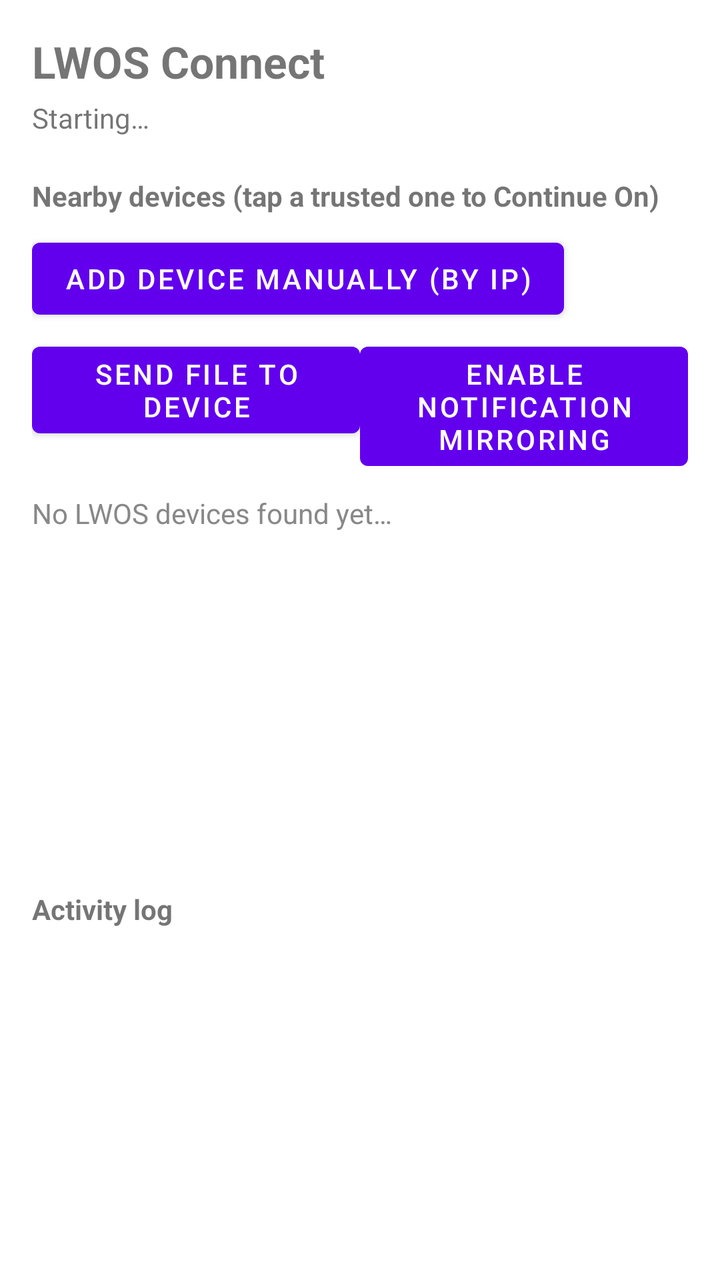
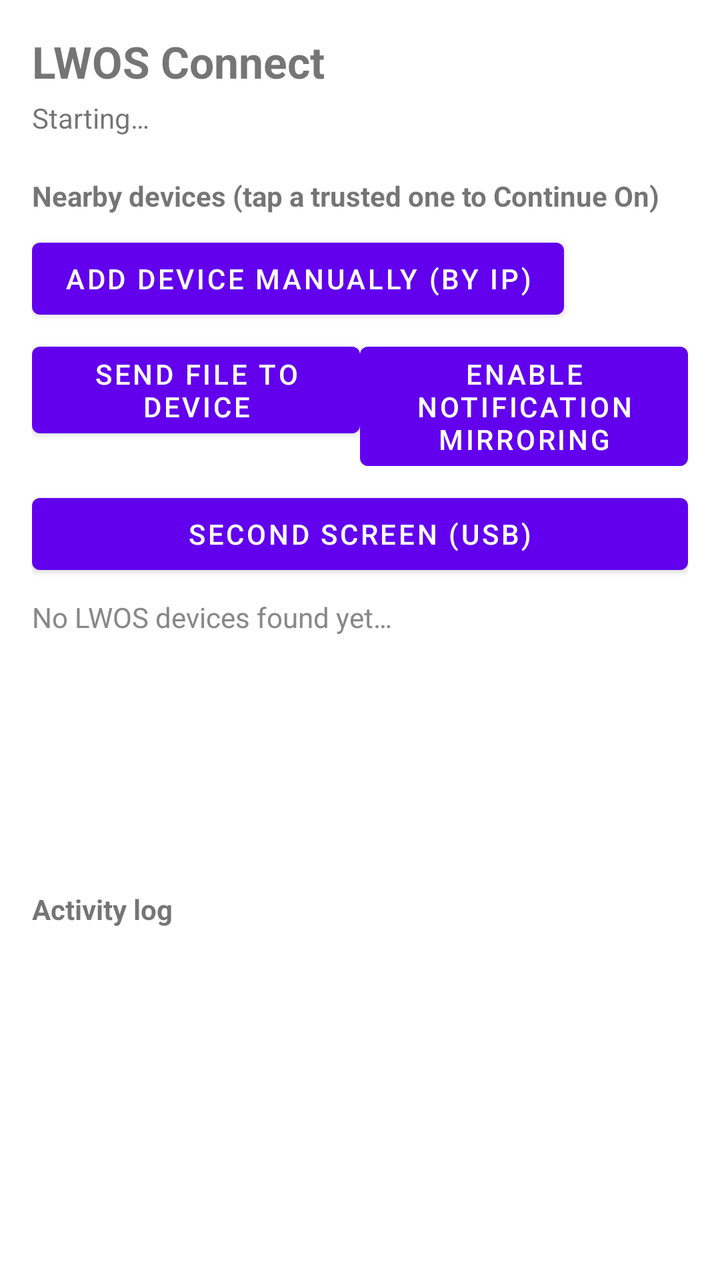

Before-and-after screenshots of an Android layout around one commit, followed by the original layout XML and the change that was made.
<!-- AndroidManifest.xml: application theme Theme.LwosConnect -->
<!-- res/layout/activity_main.xml -->
<?xml version="1.0" encoding="utf-8"?>
<LinearLayout xmlns:android="http://schemas.android.com/apk/res/android"
    android:layout_width="match_parent"
    android:layout_height="match_parent"
    android:orientation="vertical"
    android:padding="16dp">

    <TextView
        android:layout_width="wrap_content"
        android:layout_height="wrap_content"
        android:text="@string/app_name"
        android:textSize="22sp"
        android:textStyle="bold" />

    <TextView
        android:id="@+id/statusText"
        android:layout_width="match_parent"
        android:layout_height="wrap_content"
        android:layout_marginTop="4dp"
        android:text="@string/status_starting"
        android:textSize="14sp" />

    <TextView
        android:layout_width="wrap_content"
        android:layout_height="wrap_content"
        android:layout_marginTop="20dp"
        android:text="@string/nearby_devices_header"
        android:textStyle="bold" />

    <Button
        android:id="@+id/addManualDeviceButton"
        android:layout_width="wrap_content"
        android:layout_height="wrap_content"
        android:layout_marginTop="8dp"
        android:text="@string/add_device_manually" />

    <LinearLayout
        android:layout_width="match_parent"
        android:layout_height="wrap_content"
        android:orientation="horizontal"
        android:layout_marginTop="4dp">

        <Button
            android:id="@+id/sendFileButton"
            android:layout_width="0dp"
            android:layout_height="wrap_content"
            android:layout_weight="1"
            android:text="@string/send_file_to_device" />

        <Button
            android:id="@+id/enableNotificationMirrorButton"
            android:layout_width="0dp"
            android:layout_height="wrap_content"
            android:layout_weight="1"
            android:text="@string/enable_notification_mirroring" />

    </LinearLayout>

    <TextView
        android:id="@+id/emptyStateText"
        android:layout_width="match_parent"
        android:layout_height="wrap_content"
        android:layout_marginTop="8dp"
        android:text="@string/no_devices_found"
        android:textColor="#888888" />

    <androidx.recyclerview.widget.RecyclerView
        android:id="@+id/deviceList"
        android:layout_width="match_parent"
        android:layout_height="0dp"
        android:layout_weight="1"
        android:layout_marginTop="4dp" />

    <TextView
        android:layout_width="wrap_content"
        android:layout_height="wrap_content"
        android:layout_marginTop="12dp"
        android:text="@string/activity_log_header"
        android:textStyle="bold" />

    <ScrollView
        android:layout_width="match_parent"
        android:layout_height="160dp">

        <TextView
            android:id="@+id/handoffLog"
            android:layout_width="match_parent"
            android:layout_height="wrap_content"
            android:text="" />

    </ScrollView>

</LinearLayout>
<!-- resources referenced by this layout -->
<resources>
  <string name="activity_log_header">Activity log</string>
  <string name="add_device_manually">Add device manually (by IP)</string>
  <string name="app_name">LWOS Connect</string>
  <string name="enable_notification_mirroring">Enable notification mirroring</string>
  <string name="nearby_devices_header">Nearby devices (tap a trusted one to Continue On)</string>
  <string name="no_devices_found">No LWOS devices found yet…</string>
  <string name="send_file_to_device">Send file to device</string>
  <string name="status_starting">Starting…</string>
  <style name="Theme.LwosConnect" parent="Theme.MaterialComponents.DayNight.NoActionBar" />
</resources>

<!-- the commit's change to res/layout/activity_main.xml (unified diff, before → after) -->
@@ -56,6 +56,13 @@
 
     </LinearLayout>
 
+    <Button
+        android:id="@+id/secondScreenButton"
+        android:layout_width="match_parent"
+        android:layout_height="wrap_content"
+        android:layout_marginTop="4dp"
+        android:text="@string/second_screen_usb" />
+
     <TextView
         android:id="@+id/emptyStateText"
         android:layout_width="match_parent"
<!-- resource entries referenced after the edit -->
@@ -6,6 +6,7 @@
   <string name="enable_notification_mirroring">Enable notification mirroring</string>
   <string name="nearby_devices_header">Nearby devices (tap a trusted one to Continue On)</string>
   <string name="no_devices_found">No LWOS devices found yet…</string>
+  <string name="second_screen_usb">Second Screen (USB)</string>
   <string name="send_file_to_device">Send file to device</string>
   <string name="status_starting">Starting…</string>
   <style name="Theme.LwosConnect" parent="Theme.MaterialComponents.DayNight.NoActionBar" />
